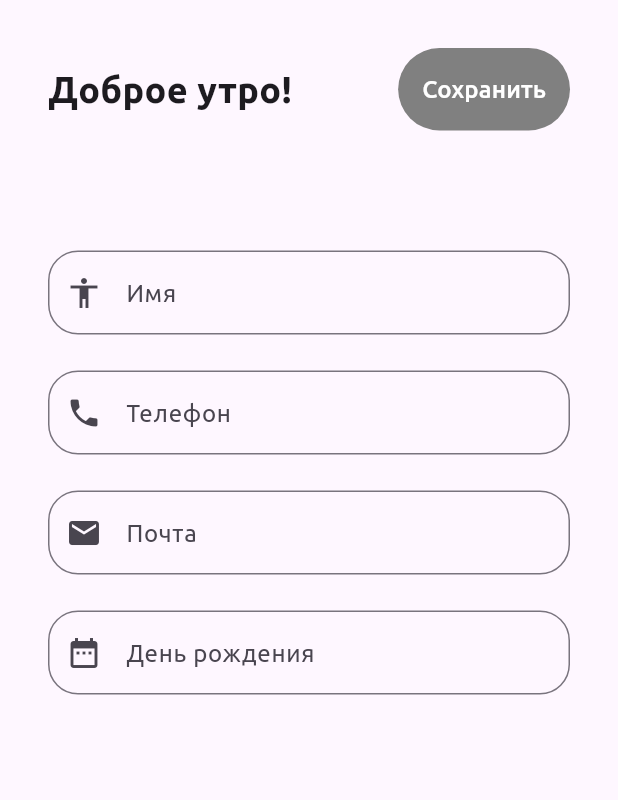
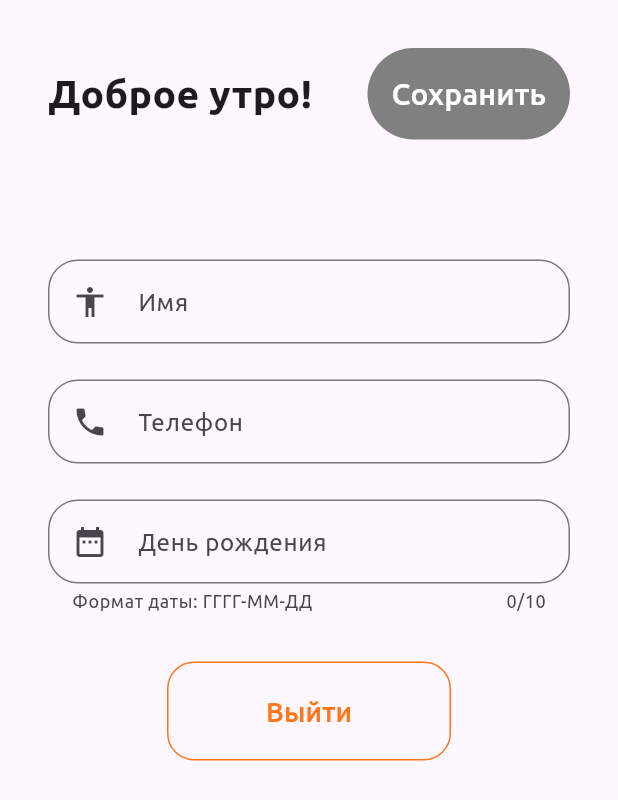
Before and after one commit to kapold/ThePizzaPlace, a Flutter app: the ProfilePage screen opened by its route, on a phone screen of 412 x 824 dp. Shown: the top 800 px of the screen. Run offline on Flutter 3.47's test engine with Material 2 defaults, Android fonts, the light colour scheme and no system bars; our stand-ins replace shared_preferences; accounts and stored records are empty; network calls fail; statements that could not run were skipped; project files that could hold a hidden picture were left out.

Commit message:
Done keeping user logged with SP and some features, bug fixes

```diff
--- a/pizza_place_app/lib/models/User.dart
+++ b/pizza_place_app/lib/models/User.dart
@@ -18,7 +18,7 @@ class User {
       id: json['id'],
       username: json['username'] ?? null,
       password: json['password'] ?? null,
-      phoneNumber: json['phoneNumber'] ?? null,
+      phoneNumber: json['phone_number'] ?? null,
       birthday: json['birthday'] != null ? DateTime.parse(json['birthday']) : null,
     );
   }
--- a/pizza_place_app/lib/pages/MenuPage.dart
+++ b/pizza_place_app/lib/pages/MenuPage.dart
@@ -88,7 +88,7 @@ class _MenuPageState extends State<MenuPage> {
             alignment: Alignment.centerLeft,
             child: Text(
               'Выгодно и вкусно',
-              style: TextStyle(fontSize: 16, fontWeight: FontWeight.bold)
+              style: TextStyle(fontSize: 24, fontWeight: FontWeight.bold)
             )
           ),
           Padding(padding: EdgeInsets.all(10)),
--- a/pizza_place_app/lib/pages/ProfilePage.dart
+++ b/pizza_place_app/lib/pages/ProfilePage.dart
@@ -1,7 +1,10 @@
 import 'package:flutter/material.dart';
 import 'package:pizza_place_app/models/User.dart';
+import 'package:pizza_place_app/pages/AuthPage.dart';
 import 'package:pizza_place_app/utils/AppColor.dart';
 import 'package:pizza_place_app/utils/DbHandler.dart';
+
+import '../utils/Utils.dart';
 
 class ProfilePage extends StatefulWidget {
   const ProfilePage({Key? key}) : super(key: key);
@@ -11,15 +14,47 @@ class ProfilePage extends StatefulWidget {
 }
 
 class _ProfilePageState extends State<ProfilePage> {
-  List<User> users = [];
+  final usernameCtrl = TextEditingController();
+  final phoneNumberCtrl = TextEditingController();
+  final birthdayCtrl = TextEditingController();
+  bool isButtonEnabled = false;
+  String username = "", phoneNumber = "", birthday = "";
 
   @override
   void initState() {
     super.initState();
-    DbHandler.fetchUsers().then((data) {
-      setState(() {
-        users = data;
-      });
+    usernameCtrl.addListener(updateTextValue);
+    phoneNumberCtrl.addListener(updateTextValue);
+    birthdayCtrl.addListener(updateTextValue);
+    setState(() {
+      String u = Utils.currentUser!.username ?? "";
+      String p = Utils.currentUser!.phoneNumber ?? "";
+      String b = Utils.currentUser!.birthday != null ? Utils.currentUser!.birthday!.toString().substring(0, 10) : "";
+      usernameCtrl.text = u;
+      phoneNumberCtrl.text = p;
+      birthdayCtrl.text = b;
+    });
+  }
+
+  void updateTextValue() {
+    setState(() {
+      username = usernameCtrl.text;
+      phoneNumber = phoneNumberCtrl.text;
+      birthday = birthdayCtrl.text;
+
+      String u = Utils.currentUser!.username ?? "";
+      String p = Utils.currentUser!.phoneNumber ?? "";
+      String b = Utils.currentUser!.birthday != null ? Utils.currentUser!.birthday!.toString().substring(0, 10) : "";
+      if (usernameCtrl.text == u &&
+          phoneNumberCtrl.text == p &&
+          birthdayCtrl.text == b) {
+        setState(() {
+          isButtonEnabled = false;
+        });
+      }
+      else {
+        isButtonEnabled = true;
+      }
     });
   }
 
@@ -36,23 +71,23 @@ class _ProfilePageState extends State<ProfilePage> {
                 Text(
                   'Доброе утро!',
                   style: TextStyle(
-                    fontSize: 24,
+                    fontSize: 26,
                     fontWeight: FontWeight.bold
                   ),
                 ),
                 TextButton(
-                    onPressed: () {
-                      print(users[0].toString());
-                    },
+                    onPressed: isButtonEnabled ? () {
+                      // TODO: saving user
+                    } : null,
                     child: Text(
                       'Сохранить',
                       style: TextStyle(
                         color: Colors.white,
-                        fontSize: 16
+                        fontSize: 20
                       ),
                     ),
                   style: TextButton.styleFrom(
-                    backgroundColor: AppColor.notAvailable,
+                    backgroundColor: isButtonEnabled? AppColor.pumpkin : AppColor.notAvailable,
                     padding: EdgeInsets.all(16)
                   )
                 )
@@ -66,46 +101,71 @@ class _ProfilePageState extends State<ProfilePage> {
               mainAxisAlignment: MainAxisAlignment.spaceBetween,
               children: [
                 TextField(
+                  controller: usernameCtrl,
+                  readOnly: true,
                   decoration: InputDecoration(
                     border: const OutlineInputBorder(
                       borderRadius: BorderRadius.all(Radius.circular(20.0)),
                       borderSide: const BorderSide(color: Colors.grey),
                     ),
-                    prefixIcon: Icon(Icons.accessibility),
+                    prefixIcon: Container(
+                      child: Icon(Icons.accessibility),
+                      padding: EdgeInsets.only(left: 16, right: 16)
+                    ),
                     hintText: "Имя"
                   )
                 ),
                 SizedBox(height: 24),
                 TextField(
+                    controller: phoneNumberCtrl,
                     decoration: InputDecoration(
                         border: const OutlineInputBorder(
                           borderRadius: BorderRadius.all(Radius.circular(20.0)),
                           borderSide: const BorderSide(color: Colors.grey),
                         ),
-                        prefixIcon: Icon(Icons.phone),
+                        prefixIcon: Container(
+                            child: Icon(Icons.phone),
+                            padding: EdgeInsets.only(left: 16, right: 16)
+                        ),
                         hintText: "Телефон"
-                    )
+                    ),
                 ),
                 SizedBox(height: 24),
                 TextField(
+                    controller: birthdayCtrl,
                     decoration: InputDecoration(
                         border: const OutlineInputBorder(
                           borderRadius: BorderRadius.all(Radius.circular(20.0)),
                           borderSide: const BorderSide(color: Colors.grey),
                         ),
-                        prefixIcon: Icon(Icons.email),
-                        hintText: "Почта"
-                    )
+                        prefixIcon: Container(
+                            child: Icon(Icons.date_range),
+                            padding: EdgeInsets.only(left: 16, right: 16)
+                        ),
+                        hintText: "День рождения",
+                        helperText: "Формат даты: ГГГГ-ММ-ДД"
+                    ),
+                    maxLength: 10,
                 ),
-                SizedBox(height: 24),
-                TextField(
-                    decoration: InputDecoration(
-                        border: const OutlineInputBorder(
-                          borderRadius: BorderRadius.all(Radius.circular(20.0)),
-                          borderSide: const BorderSide(color: Colors.grey),
+                SizedBox(height: 32),
+                TextButton(
+                    onPressed: () {
+                      Navigator.pushReplacement(context, MaterialPageRoute(builder: (context) => AuthPage()));
+                      Utils.saveUserInSP("", "");
+                    },
+                    child: Text(
+                      'Выйти',
+                      style: TextStyle(
+                          color: AppColor.pumpkin,
+                          fontSize: 18
+                      ),
+                    ),
+                    style: TextButton.styleFrom(
+                        shape: RoundedRectangleBorder(
+                            borderRadius: BorderRadius.circular(18.0),
+                            side: BorderSide(color: AppColor.pumpkin)
                         ),
-                        prefixIcon: Icon(Icons.date_range),
-                        hintText: "День рождения"
+                        padding: EdgeInsets.only(top: 20, bottom: 20, right: 66, left: 66)
                     )
                 )
               ],
```
Also changed, not shown: pizza_place_app/lib/main.dart (+22 -4 lines), pizza_place_app/lib/pages/AuthPage.dart (+4 -3 lines), pizza_place_app/lib/pages/MainPage.dart (+18 -0 lines), pizza_place_app/lib/pages/RegisterPage.dart (+6 -3 lines), pizza_place_app/lib/utils/DbHandler.dart (+14 -10 lines), pizza_place_app/lib/utils/Utils.dart (+21 -0 lines), 2 other files.
